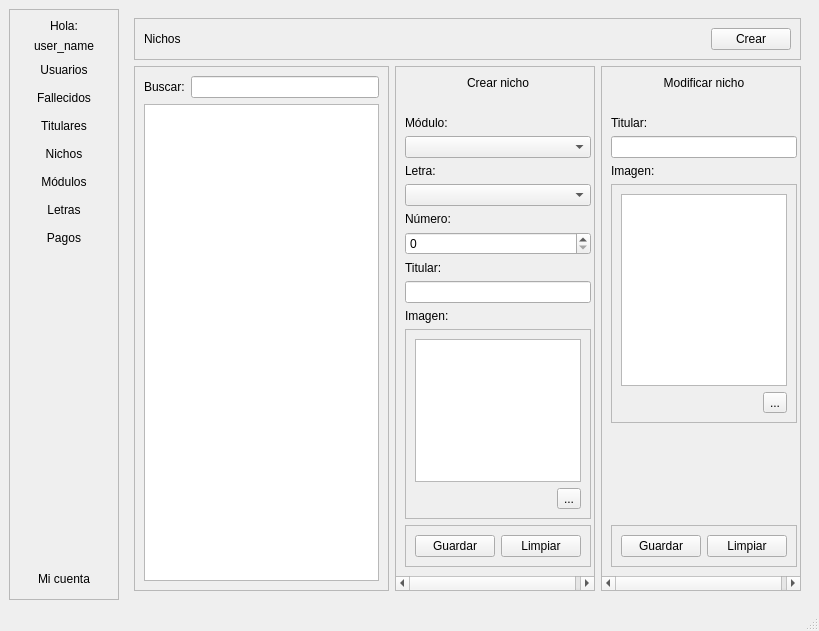
Old version of the form niches/view/ui/main_window.ui in the repository degorck/enduring-chambers.
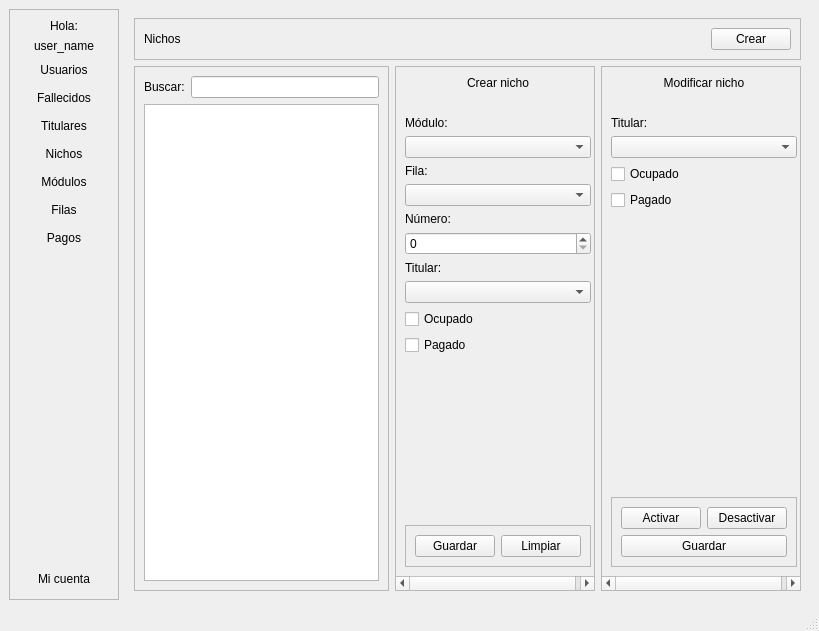
New version of the form. The open tabs and pages were chosen to show the change. Icons and pictures are not drawn.

```diff
--- a/niches/view/ui/main_window.ui
+++ b/niches/view/ui/main_window.ui
@@ -270,7 +270,7 @@
           <enum>Qt::RightToLeft</enum>
          </property>
          <property name="text">
-          <string>Letras</string>
+          <string>Filas</string>
          </property>
          <property name="icon">
           <iconset>
@@ -1613,8 +1613,8 @@
             <rect>
              <x>0</x>
              <y>0</y>
-             <width>194</width>
-             <height>463</height>
+             <width>198</width>
+             <height>500</height>
             </rect>
            </property>
            <layout class="QVBoxLayout" name="verticalLayout_3">
@@ -1654,7 +1654,7 @@
             <item>
              <widget class="QLabel" name="label_43">
               <property name="text">
-               <string>Letra:</string>
+               <string>Fila:</string>
               </property>
              </widget>
             </item>
@@ -1679,35 +1679,20 @@
              </widget>
             </item>
             <item>
-             <widget class="QLineEdit" name="lineEdit_22"/>
+             <widget class="QComboBox" name="comboBox_8"/>
             </item>
             <item>
-             <widget class="QLabel" name="label_23">
+             <widget class="QCheckBox" name="checkBox">
               <property name="text">
-               <string>Imagen:</string>
+               <string>Ocupado</string>
               </property>
              </widget>
             </item>
             <item>
-             <widget class="QFrame" name="frame_6">
-              <property name="frameShape">
-               <enum>QFrame::StyledPanel</enum>
+             <widget class="QCheckBox" name="checkBox_2">
+              <property name="text">
+               <string>Pagado</string>
               </property>
-              <property name="frameShadow">
-               <enum>QFrame::Raised</enum>
-              </property>
-              <layout class="QGridLayout" name="gridLayout_5">
-               <item row="0" column="0" colspan="2">
-                <widget class="QGraphicsView" name="graphicsView"/>
-               </item>
-               <item row="1" column="1">
-                <widget class="QToolButton" name="toolButton">
-                 <property name="text">
-                  <string>...</string>
-                 </property>
-                </widget>
-               </item>
-              </layout>
              </widget>
             </item>
             <item>
@@ -1807,8 +1792,8 @@
             <rect>
              <x>0</x>
              <y>0</y>
-             <width>194</width>
-             <height>313</height>
+             <width>198</width>
+             <height>500</height>
             </rect>
            </property>
            <layout class="QVBoxLayout" name="verticalLayout_4">
@@ -1843,35 +1828,20 @@
              </widget>
             </item>
             <item>
-             <widget class="QLineEdit" name="lineEdit_23"/>
+             <widget class="QComboBox" name="comboBox_2"/>
             </item>
             <item>
-             <widget class="QLabel" name="label_47">
+             <widget class="QCheckBox" name="checkBox_3">
               <property name="text">
-               <string>Imagen:</string>
+               <string>Ocupado</string>
               </property>
              </widget>
             </item>
             <item>
-             <widget class="QFrame" name="frame_7">
-              <property name="frameShape">
-               <enum>QFrame::StyledPanel</enum>
+             <widget class="QCheckBox" name="checkBox_4">
+              <property name="text">
+               <string>Pagado</string>
               </property>
-              <property name="frameShadow">
-               <enum>QFrame::Raised</enum>
-              </property>
-              <layout class="QGridLayout" name="gridLayout_6">
-               <item row="1" column="1">
-                <widget class="QToolButton" name="toolButton_2">
-                 <property name="text">
-                  <string>...</string>
-                 </property>
-                </widget>
-               </item>
-               <item row="0" column="0" colspan="2">
-                <widget class="QGraphicsView" name="graphicsView_2"/>
-               </item>
-              </layout>
              </widget>
             </item>
             <item>
@@ -1895,21 +1865,28 @@
               <property name="frameShadow">
                <enum>QFrame::Raised</enum>
               </property>
-              <layout class="QHBoxLayout" name="horizontalLayout_4">
-               <item>
+              <layout class="QFormLayout" name="formLayout_4">
+               <item row="0" column="0">
+                <widget class="QPushButton" name="pushButton">
+                 <property name="text">
+                  <string>Activar</string>
+                 </property>
+                </widget>
+               </item>
+               <item row="0" column="1">
+                <widget class="QPushButton" name="pushButton_2">
+                 <property name="text">
+                  <string>Desactivar</string>
+                 </property>
+                </widget>
+               </item>
+               <item row="1" column="0" colspan="2">
                 <widget class="QPushButton" name="pushButton_6">
                  <property name="text">
                   <string>Guardar</string>
                  </property>
                 </widget>
                </item>
-               <item>
-                <widget class="QPushButton" name="pushButton_7">
-                 <property name="text">
-                  <string>Limpiar</string>
-                 </property>
-                </widget>
-               </item>
               </layout>
              </widget>
             </item>
```
Left out of the diff: 40 changed lines with no effect on the pictures.
